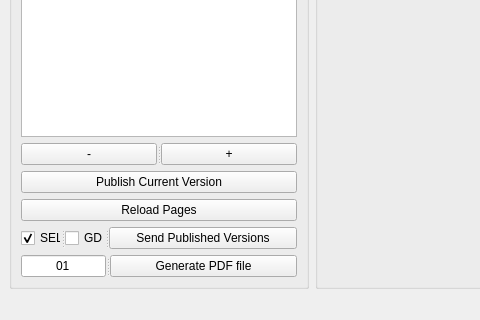
The window that assembler/ui/ui_assembler_main.ui (kiryha/CIS553) describes before a commit, drawn with Qt 5; both pictures show x 0 to 480 and y 388 to 708 of the 810 by 708 pixel window.
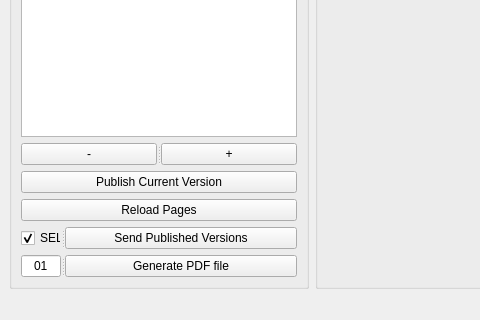
The same window after the commit.

Patch:
```diff
--- a/assembler/ui/ui_assembler_main.ui
+++ b/assembler/ui/ui_assembler_main.ui
@@ -86,17 +86,6 @@
            <bool>true</bool>
           </property>
          </widget>
-         <widget class="QCheckBox" name="chbDrive">
-          <property name="maximumSize">
-           <size>
-            <width>40</width>
-            <height>16777215</height>
-           </size>
-          </property>
-          <property name="text">
-           <string>GD</string>
-          </property>
-         </widget>
          <widget class="QPushButton" name="btnSendPublished">
           <property name="text">
            <string>Send Published Versions</string>
@@ -112,7 +101,7 @@
          <widget class="QLineEdit" name="linPDFVersion">
           <property name="maximumSize">
            <size>
-            <width>85</width>
+            <width>40</width>
             <height>16777215</height>
            </size>
           </property>
```
